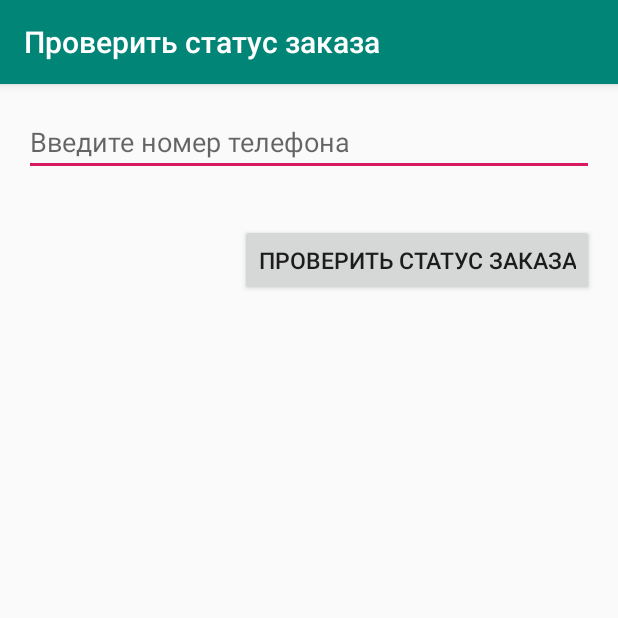
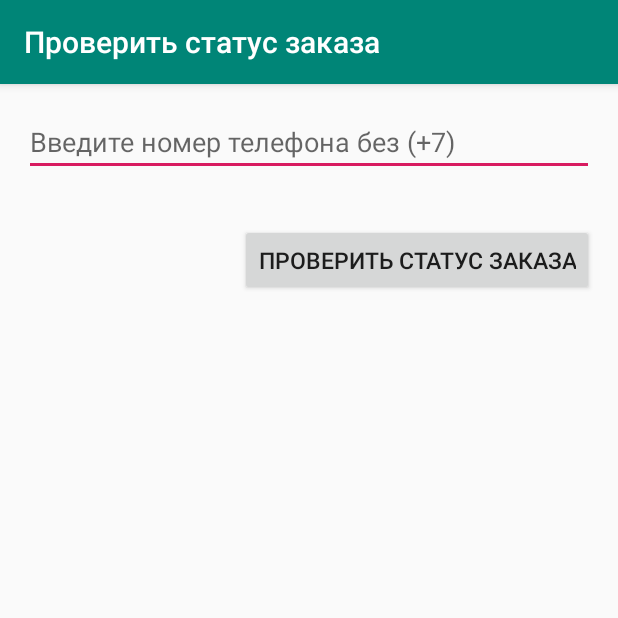
Before and after one commit to khambelova/remonline, an Android app: the screen it shows after launch (OrderStatusActivity), after a tap on "ПРОВЕРИТЬ СТАТУС ЗАКАЗА", on a phone screen of 412 x 824 dp, the top half of it. Run offline under Robolectric (Android 15) with nearby library versions, the phone set to English and light mode, and no system bars; 1 statement that could not run was skipped.

Commit message:
realized orderStatus
it is simplified interface that was made thanks to scrollview not recyclerview.I also didnt make generation of token every 10 minutes.

```diff
--- a/app/src/main/java/com/example/habik/lineservice/API/JsonRemonlineApi.java
+++ b/app/src/main/java/com/example/habik/lineservice/API/JsonRemonlineApi.java
@@ -1,9 +1,18 @@
 package com.example.habik.lineservice.API;
 
 
+import com.example.habik.lineservice.OrderStatus.OrderInfo;
+import com.example.habik.lineservice.Main.Token;
+
 import retrofit2.Call;
 import retrofit2.http.GET;
+import retrofit2.http.POST;
 import retrofit2.http.Query;
 
 public interface JsonRemonlineApi {
+    @POST("/token/new")
+    Call<Token> getToken(@Query("api_key" ) String api_key);
+
+    @GET("/order/")
+    Call<OrderInfo> getOrderStatus(@Query("token") String token, @Query("client_phones[]") String clientPhone);
 }
--- /dev/null
+++ b/app/src/main/java/com/example/habik/lineservice/Main/MainActivity.java
@@ -0,0 +1,77 @@
+package com.example.habik.lineservice.Main;
+
+import android.content.Intent;
+import android.support.v7.app.AppCompatActivity;
+import android.os.Bundle;
+import android.view.View;
+import android.widget.Button;
+import android.widget.Toast;
+
+import com.example.habik.lineservice.API.NetworkService;
+import com.example.habik.lineservice.OrderStatus.OrderStatusActivity;
+import com.example.habik.lineservice.R;
+import com.example.habik.lineservice.RepairCost.RepairCostActivity;
+
+import retrofit2.Call;
+import retrofit2.Callback;
+import retrofit2.Response;
+
+public class  MainActivity extends AppCompatActivity implements View.OnClickListener {
+
+    Button orderStatusBtn, repairCostBtn;
+    public static String currentToken = "";
+
+    @Override
+    protected void onCreate(Bundle savedInstanceState) {
+        super.onCreate(savedInstanceState);
+        setContentView(R.layout.activity_main);
+
+        orderStatusBtn = (Button)findViewById(R.id.orderStatusBtn);
+        orderStatusBtn.setOnClickListener(this);
+        repairCostBtn = (Button)findViewById(R.id.repairCostBtn);
+        repairCostBtn.setOnClickListener(this);
+        getToken();
+
+    }
+
+    public void getToken(){
+
+        NetworkService.getInstance().getJSONApi().getToken(Constants.API_KEY).enqueue(new Callback<Token>() {
+            @Override
+            public void onResponse(Call<Token> call, Response<Token> response) {
+                Token token = response.body();
+                if (token.isSuccess()){
+                    System.out.println("11111111");
+                    currentToken = token.getToken();
+
+                }
+                else {
+                    Toast.makeText(getApplicationContext(), Constants.WRONG_API_KEY, Toast.LENGTH_LONG).show();
+                }
+            }
+
+
+            @Override
+            public void onFailure(Call<Token> call, Throwable t) {
+                Toast.makeText(getApplicationContext(), Constants.NETWORK_ERROR, Toast.LENGTH_LONG).show();
+            }
+        });
+
+    }
+
+    @Override
+    public void onClick(View v) {
+        switch (v.getId()) {
+            case R.id.repairCostBtn: {
+                Intent intent = new Intent(MainActivity.this, RepairCostActivity.class);
+                startActivity(intent);
+                break;
+            }
+            case R.id.orderStatusBtn: {
+                Intent intent = new Intent(MainActivity.this, OrderStatusActivity.class);
+                startActivity(intent);
+                break;
+            }
+        }
+    }
+}
--- a/app/src/main/java/com/example/habik/lineservice/MainActivity.java
+++ /dev/null
@@ -1,43 +0,0 @@
-package com.example.habik.lineservice;
-
-import android.content.Intent;
-import android.support.annotation.NonNull;
-import android.support.design.widget.BottomNavigationView;
-import android.support.v4.app.Fragment;
-import android.support.v7.app.AppCompatActivity;
-import android.os.Bundle;
-import android.view.MenuItem;
-import android.view.View;
-import android.widget.Button;
-
-public class  MainActivity extends AppCompatActivity implements View.OnClickListener {
-
-    Button orderStatusBtn, repairCostBtn;
-
-    @Override
-    protected void onCreate(Bundle savedInstanceState) {
-        super.onCreate(savedInstanceState);
-        setContentView(R.layout.activity_main);
-
-        orderStatusBtn = (Button)findViewById(R.id.orderStatusBtn);
-        orderStatusBtn.setOnClickListener(this);
-        repairCostBtn = (Button)findViewById(R.id.repairCostBtn);
-        repairCostBtn.setOnClickListener(this);
-    }
-
-    @Override
-    public void onClick(View v) {
-        switch (v.getId()) {
-            case R.id.repairCostBtn: {
-                Intent intent = new Intent(MainActivity.this, RepairCostActivity.class);
-                startActivity(intent);
-                break;
-            }
-            case R.id.orderStatusBtn: {
-                Intent intent = new Intent(MainActivity.this, OrderStatusActivity.class);
-                startActivity(intent);
-                break;
-            }
-        }
-    }
-}
--- /dev/null
+++ b/app/src/main/java/com/example/habik/lineservice/OrderStatus/OrderStatusActivity.java
@@ -0,0 +1,69 @@
+package com.example.habik.lineservice.OrderStatus;
+
+import android.os.Bundle;
+import android.support.annotation.Nullable;
+import android.support.v7.app.AppCompatActivity;
+import android.view.View;
+import android.widget.Button;
+import android.widget.EditText;
+import android.widget.TextView;
+import android.widget.Toast;
+
+import com.example.habik.lineservice.API.NetworkService;
+import com.example.habik.lineservice.Main.Constants;
+import com.example.habik.lineservice.Main.MainActivity;
+import com.example.habik.lineservice.R;
+
+import retrofit2.Call;
+import retrofit2.Callback;
+import retrofit2.Response;
+
+public class OrderStatusActivity extends AppCompatActivity implements View.OnClickListener {
+    EditText phoneNumberEt;
+    Button orderStatusBtn;
+    TextView orderInfoTv;
+
+
+    @Override
+    protected void onCreate(@Nullable Bundle savedInstanceState) {
+        super.onCreate(savedInstanceState);
+        setContentView(R.layout.activity_order_status);
+
+        orderInfoTv = (TextView) findViewById(R.id.orderStatusInfo);
+        phoneNumberEt = (EditText) findViewById(R.id.phoneNumberEditText);
+        orderStatusBtn = (Button) findViewById(R.id.orderStatusBtn);
+
+        orderStatusBtn.setOnClickListener(this);
+    }
+
+    @Override
+    public void onClick(View v) {
+
+        NetworkService.getInstance().getJSONApi().getOrderStatus(MainActivity.currentToken, phoneNumberEt.getText().toString()).enqueue(new Callback<OrderInfo>() {
+            @Override
+            public void onResponse(Call<OrderInfo> call, Response<OrderInfo> response) {
+                OrderInfo orderInfo = response.body();
+                if(orderInfo != null &&orderInfo.getData().length !=0 && orderInfo.isSuccess()) {
+                    String text = "";
+                    for (int i = 0; i < orderInfo.getData().length; i++) {
+
+                        String currentData =  (Constants.MODEL + orderInfo.getData()[i].getModel() +
+                                Constants.MALFUNCTION + orderInfo.getData()[i].getMalfunction() +
+                                Constants.ORDER_STATUS + orderInfo.getData()[i].getStatus().getName());
+                        text = i == 0 ? currentData : text + "\n\n" + currentData;
+                    }
+                    orderInfoTv.setText(text);
+                }
+                else {
+                    Toast.makeText(getApplicationContext(),Constants.WRONG_PHONE_NUMBER,Toast.LENGTH_LONG).show();
+                }
+            }
+
+            @Override
+            public void onFailure(Call<OrderInfo> call, Throwable t) {
+                Toast.makeText(getApplicationContext(), Constants.NETWORK_ERROR,Toast.LENGTH_LONG).show();
+            }
+        });
+
+    }
+}
--- a/app/src/main/java/com/example/habik/lineservice/OrderStatusActivity.java
+++ /dev/null
@@ -1,30 +0,0 @@
-package com.example.habik.lineservice;
-
-import android.os.Bundle;
-import android.support.annotation.Nullable;
-import android.support.v7.app.AppCompatActivity;
-import android.view.View;
-import android.widget.Button;
-import android.widget.EditText;
-import android.widget.Toast;
-
-public class OrderStatusActivity extends AppCompatActivity implements View.OnClickListener {
-    EditText phoneNumber;
-    Button orderStatusBtn;
-
-    @Override
-    protected void onCreate(@Nullable Bundle savedInstanceState) {
-        super.onCreate(savedInstanceState);
-        setContentView(R.layout.activity_order_status);
-
-        phoneNumber = (EditText)findViewById(R.id.phoneNumberEditText);
-        orderStatusBtn = (Button)findViewById(R.id.orderStatusBtn);
-        orderStatusBtn.setOnClickListener(this);
-    }
-
-    @Override
-    public void onClick(View v) {
-        //TODO: сделать проверки на корректный ввод телефона
-        Toast.makeText(getApplicationContext(),Constants.CURRENT_ORDER_STATUS,Toast.LENGTH_LONG).show();
-    }
-}
--- a/app/src/main/java/com/example/habik/lineservice/Problem.java
+++ b/app/src/main/java/com/example/habik/lineservice/RepairCost/Problem.java
@@ -1,4 +1,4 @@
-package com.example.habik.lineservice;
+package com.example.habik.lineservice.RepairCost;
 
 public class Problem {
 
--- a/app/src/main/java/com/example/habik/lineservice/ProblemDataAdapter.java
+++ b/app/src/main/java/com/example/habik/lineservice/RepairCost/ProblemDataAdapter.java
@@ -1,4 +1,4 @@
-package com.example.habik.lineservice;
+package com.example.habik.lineservice.RepairCost;
 
 import android.content.Context;
 import android.support.annotation.NonNull;
@@ -7,6 +7,8 @@ import android.view.LayoutInflater;
 import android.view.View;
 import android.view.ViewGroup;
 import android.widget.TextView;
+
+import com.example.habik.lineservice.R;
 
 import java.util.List;
 
--- a/app/src/main/res/layout/activity_order_status.xml
+++ b/app/src/main/res/layout/activity_order_status.xml
@@ -1,6 +1,11 @@
 <?xml version="1.0" encoding="utf-8"?>
+
+<ScrollView
+    xmlns:android="http://schemas.android.com/apk/res/android"
+    android:layout_width="match_parent"
+    android:layout_height="match_parent"
+    >
 <LinearLayout
-    xmlns:android="http://schemas.android.com/apk/res/android"
     android:layout_width="match_parent"
     android:layout_height="match_parent"
     android:orientation="vertical">
@@ -22,4 +27,16 @@
         android:text="@string/order_status"
         android:textSize="15sp"
         />
+
+    <TextView
+        android:id="@+id/orderStatusInfo"
+        android:layout_margin="16dp"
+        android:textSize="20sp"
+        android:textColor="@color/black"
+        android:textStyle="bold"
+        android:layout_width="match_parent"
+        android:layout_height="wrap_content" />
+
+
 </LinearLayout>
+</ScrollView>
--- a/app/src/main/res/values/strings.xml
+++ b/app/src/main/res/values/strings.xml
@@ -3,5 +3,5 @@
     <string name="repair_cost">Узнать стоимость ремонта</string>
     <string name="order_status">Проверить статус заказа</string>
     <string name="problem_name">Введите название проблемы</string>
-    <string name="enter_phone_number">Введите номер телефона</string>
+    <string name="enter_phone_number">Введите номер телефона без (+7)</string>
 </resources>
```
Also changed, not shown: app/src/main/AndroidManifest.xml (+4 -3 lines), app/src/main/java/com/example/habik/lineservice/Constants.java (deleted, +0 -8 lines), app/src/main/java/com/example/habik/lineservice/Main/Constants.java (added, +15 -0 lines), app/src/main/java/com/example/habik/lineservice/Main/Token.java (added, +31 -0 lines), app/src/main/java/com/example/habik/lineservice/OrderStatus/OrderDetails.java (added, +37 -0 lines), app/src/main/java/com/example/habik/lineservice/OrderStatus/OrderInfo.java (added, +28 -0 lines), app/src/main/java/com/example/habik/lineservice/OrderStatus/Status.java (added, +19 -0 lines), app/src/main/java/com/example/habik/lineservice/RepairCost/RepairCostActivity.java (renamed from app/src/main/java/com/example/habik/lineservice/RepairCostActivity.java, +5 -4 lines).
